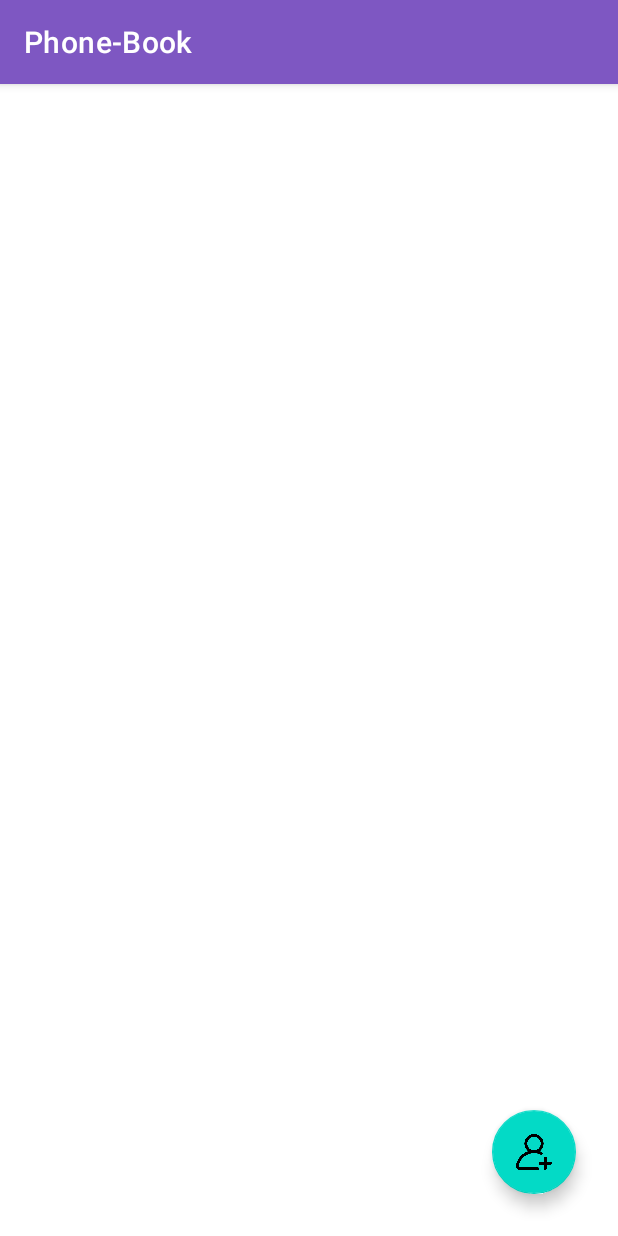
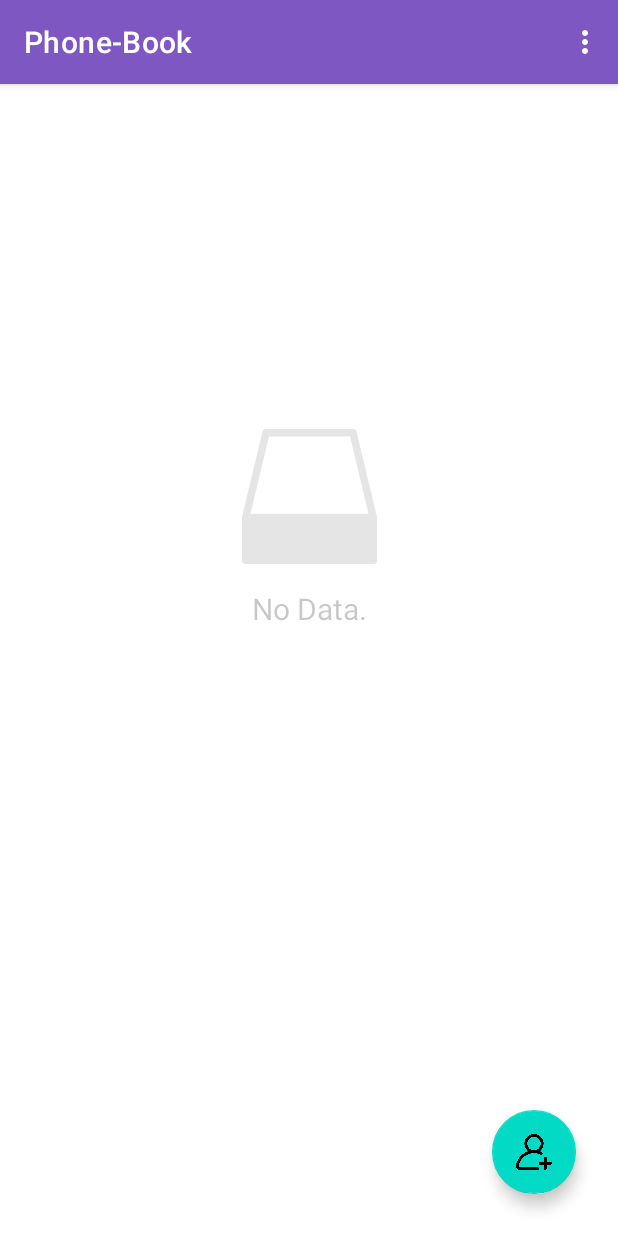
Before and after one commit to Kritima/Phone-Book, an Android app: the screen it shows after launch (MainActivity), on a phone screen of 412 x 824 dp. Run offline under Robolectric (Android 15) with nearby library versions, the phone set to English and light mode, and no system bars.

Commit message:
Menu Added

```diff
--- a/app/src/main/java/com/lambton/phone_book/MainActivity.java
+++ b/app/src/main/java/com/lambton/phone_book/MainActivity.java
@@ -1,11 +1,18 @@
 package com.lambton.phone_book;
 
+import androidx.annotation.Nullable;
+import androidx.appcompat.app.AlertDialog;
 import androidx.appcompat.app.AppCompatActivity;
 import androidx.recyclerview.widget.LinearLayoutManager;
 import androidx.recyclerview.widget.RecyclerView;
 
+import android.content.DialogInterface;
 import android.content.Intent;
+import android.database.Cursor;
 import android.os.Bundle;
+import android.view.Menu;
+import android.view.MenuInflater;
+import android.view.MenuItem;
 import android.view.View;
 import android.widget.ImageView;
 import android.widget.TextView;
@@ -23,27 +30,100 @@ public class MainActivity extends AppCompatActivity {
 
     MyDatabaseHelper myDB;
     ArrayList<String> book_id, book_title, book_author, book_pages;
-    CustomAdapter customAdapter;
+    ContactAdapter contactAdapter;
 
     @Override
     protected void onCreate(Bundle savedInstanceState) {
         super.onCreate(savedInstanceState);
         setContentView(R.layout.activity_main);
 
-        rvContactList = findViewById(R.id.rvContactList);
-        floatingActionButtonAddContact = findViewById(R.id.floating_action_button_contact);
-
-        contactAdapter = new ContactAdapter(contactsListArrayList);
-        rvContactList.setLayoutManager(new LinearLayoutManager(this));
-        rvContactList.setAdapter(contactAdapter);
-
-        floatingActionButtonAddContact.setOnClickListener(new View.OnClickListener() {
-
+        recyclerView = findViewById(R.id.recyclerView);
+        add_button = findViewById(R.id.add_button);
+        empty_imageview = findViewById(R.id.empty_imageview);
+        no_data = findViewById(R.id.no_data);
+        add_button.setOnClickListener(new View.OnClickListener() {
             @Override
             public void onClick(View view) {
                 Intent intent = new Intent(MainActivity.this, DetailsActivity.class);
                 startActivity(intent);
             }
         });
+
+        myDB = new MyDatabaseHelper(MainActivity.this);
+        book_id = new ArrayList<>();
+        book_title = new ArrayList<>();
+        book_author = new ArrayList<>();
+        book_pages = new ArrayList<>();
+
+        storeDataInArrays();
+
+        contactAdapter = new ContactAdapter(MainActivity.this,this, book_id, book_title, book_author,
+                book_pages);
+        recyclerView.setAdapter(contactAdapter);
+        recyclerView.setLayoutManager(new LinearLayoutManager(MainActivity.this));
+    }
+
+    @Override
+    protected void onActivityResult(int requestCode, int resultCode, @Nullable Intent data) {
+        super.onActivityResult(requestCode, resultCode, data);
+        if(requestCode == 1){
+            recreate();
+        }
+    }
+
+    void storeDataInArrays(){
+        Cursor cursor = myDB.readAllData();
+        if(cursor.getCount() == 0){
+            empty_imageview.setVisibility(View.VISIBLE);
+            no_data.setVisibility(View.VISIBLE);
+        }else{
+            while (cursor.moveToNext()){
+                book_id.add(cursor.getString(0));
+                book_title.add(cursor.getString(1));
+                book_author.add(cursor.getString(2));
+                book_pages.add(cursor.getString(3));
+            }
+            empty_imageview.setVisibility(View.GONE);
+            no_data.setVisibility(View.GONE);
+        }
+    }
+
+    @Override
+    public boolean onCreateOptionsMenu(Menu menu) {
+        MenuInflater inflater = getMenuInflater();
+        inflater.inflate(R.menu.my_menu, menu);
+        return super.onCreateOptionsMenu(menu);
+    }
+
+    @Override
+    public boolean onOptionsItemSelected(MenuItem item) {
+        if(item.getItemId() == R.id.delete_all){
+            confirmDialog();
+        }
+        return super.onOptionsItemSelected(item);
+    }
+
+    void confirmDialog(){
+        AlertDialog.Builder builder = new AlertDialog.Builder(this);
+        builder.setTitle("Delete All?");
+        builder.setMessage("Are you sure you want to delete all Data?");
+        builder.setPositiveButton("Yes", new DialogInterface.OnClickListener() {
+            @Override
+            public void onClick(DialogInterface dialogInterface, int i) {
+                MyDatabaseHelper myDB = new MyDatabaseHelper(MainActivity.this);
+                myDB.deleteAllData();
+                //Refresh Activity
+                Intent intent = new Intent(MainActivity.this, MainActivity.class);
+                startActivity(intent);
+                finish();
+            }
+        });
+        builder.setNegativeButton("No", new DialogInterface.OnClickListener() {
+            @Override
+            public void onClick(DialogInterface dialogInterface, int i) {
+
+            }
+        });
+        builder.create().show();
     }
 }
--- /dev/null
+++ b/app/src/main/res/drawable/ic_delete.xml
@@ -0,0 +1,5 @@
+<vector android:height="24dp" android:tint="#FFFFFF"
+    android:viewportHeight="24.0" android:viewportWidth="24.0"
+    android:width="24dp" xmlns:android="http://schemas.android.com/apk/res/android">
+    <path android:fillColor="#FF000000" android:pathData="M6,19c0,1.1 0.9,2 2,2h8c1.1,0 2,-0.9 2,-2V7H6v12zM19,4h-3.5l-1,-1h-5l-1,1H5v2h14V4z"/>
+</vector>
--- /dev/null
+++ b/app/src/main/res/menu/my_menu.xml
@@ -0,0 +1,11 @@
+<?xml version="1.0" encoding="utf-8"?>
+<menu xmlns:android="http://schemas.android.com/apk/res/android"
+    xmlns:app="http://schemas.android.com/apk/res-auto">
+
+    <item
+        android:id="@+id/delete_all"
+        android:title="Delete All"
+        android:icon="@drawable/ic_delete"
+        app:showAsAction="never"/>
+
+</menu>
```
